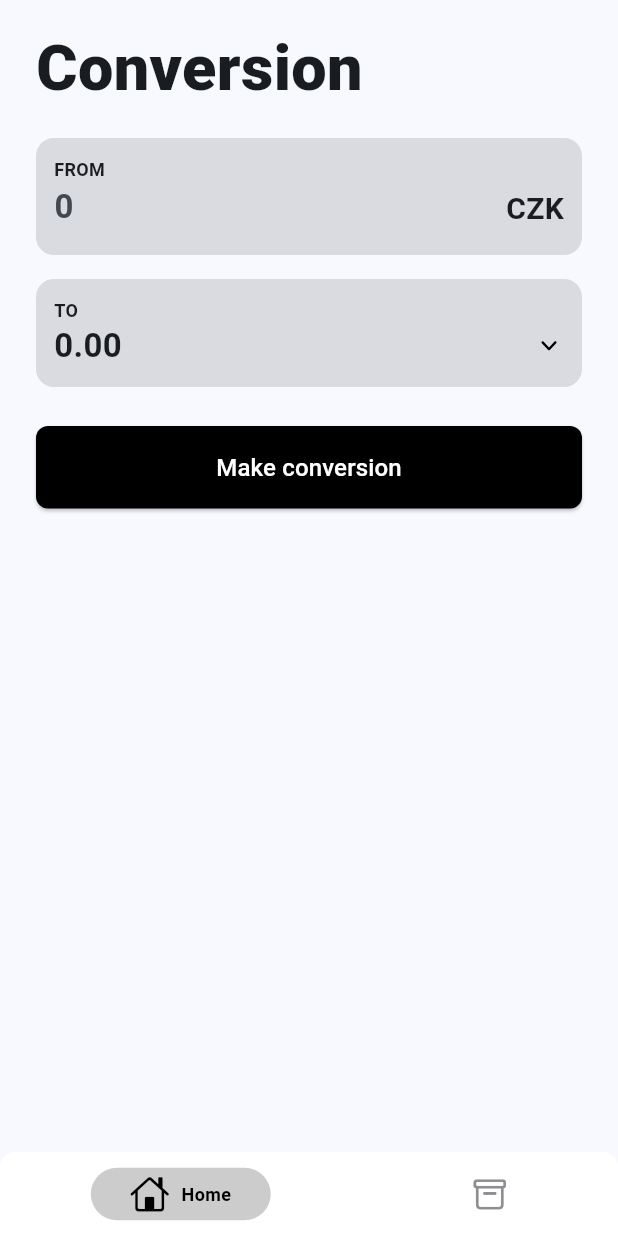
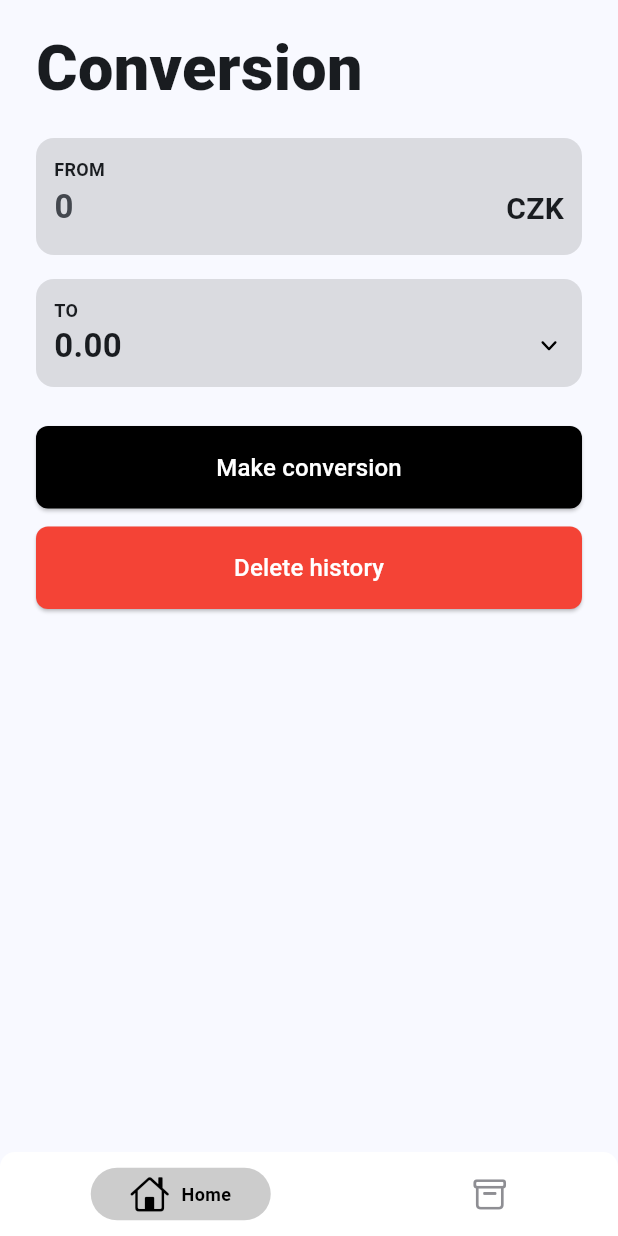
Before and after one commit to simon-ne/currency-converter, a Flutter app: the screen it shows after launch, on a phone screen of 412 x 824 dp. Run offline on Flutter 3.47's test engine with Material 2 defaults, Android fonts, the light colour scheme and no system bars; drawn by our look-alikes of countup, persistent_bottom_nav_bar; our stand-ins replace flutter_dotenv, flutter_riverpod, flutter_svg, shared_preferences; network calls fail.

Commit message:
delete history button, bugfixes

```diff
--- a/lib/main.dart
+++ b/lib/main.dart
@@ -1,8 +1,8 @@
+import 'package:currency_converter/screens/history_screen/history.dart';
+import 'package:currency_converter/screens/home_screen/home.dart';
 import 'package:flutter/cupertino.dart';
 import 'package:flutter/material.dart';
 import 'package:flutter_riverpod/flutter_riverpod.dart';
-import 'package:my_app/screens/history_screen/history.dart';
-import 'package:my_app/screens/home_screen/home.dart';
 import 'package:flutter_dotenv/flutter_dotenv.dart';
 
 import 'package:persistent_bottom_nav_bar/persistent_tab_view.dart';
--- a/lib/screens/history_screen/conversion_history_tile.dart
+++ b/lib/screens/history_screen/conversion_history_tile.dart
@@ -2,7 +2,7 @@
 
 import 'package:flutter/cupertino.dart';
 import 'package:flutter/material.dart';
-import 'package:my_app/utils/conversion.dart';
+import 'package:currency_converter/utils/conversion.dart';
 
 class ConversionHistoryTile extends StatelessWidget {
   final Conversion conversion;
--- a/lib/screens/home_screen/conversion_input_from.dart
+++ b/lib/screens/home_screen/conversion_input_from.dart
@@ -1,7 +1,7 @@
 import 'package:flutter/material.dart';
 import 'package:flutter_riverpod/flutter_riverpod.dart';
-import 'package:my_app/states/conversion_controller/conversion_controller_provider.dart';
-import 'package:my_app/states/value_from_controller/value_from_controller.dart';
+import 'package:currency_converter/states/conversion_controller/conversion_controller_provider.dart';
+import 'package:currency_converter/states/value_from_controller/value_from_controller.dart';
 
 class ConversionInputFrom extends ConsumerStatefulWidget {
   final List<String> currencies;
@@ -81,6 +81,7 @@ class _ConversionInputFromState extends ConsumerState<ConversionInputFrom> {
                       onChanged: (valueFrom) {
                         conversionController.updateConversionState(
                           valueFrom: valueFrom,
+                          valueTo: 0.0,
                         );
                       },
                     ),
--- a/lib/screens/home_screen/conversion_input_to.dart
+++ b/lib/screens/home_screen/conversion_input_to.dart
@@ -1,7 +1,8 @@
+import 'package:countup/countup.dart';
 import 'package:flutter/material.dart';
 import 'package:flutter_riverpod/flutter_riverpod.dart';
 import 'package:flutter_svg/flutter_svg.dart';
-import 'package:my_app/states/conversion_controller/conversion_controller_provider.dart';
+import 'package:currency_converter/states/conversion_controller/conversion_controller_provider.dart';
 
 class ConversionInputTo extends StatelessWidget {
   final List<String> currencies;
@@ -38,8 +39,13 @@ class ConversionInputTo extends StatelessWidget {
               Row(
                 mainAxisAlignment: MainAxisAlignment.spaceBetween,
                 children: [
-                  Text(
-                    currentConversion.valueTo.toStringAsFixed(2),
+                  Countup(
+                    begin: 0,
+                    end: currentConversion.valueTo,
+                    curve: Curves.bounceOut,
+                    precision: 2,
+                    duration: Duration(milliseconds: 350),
+                    separator: ',',
                     style: const TextStyle(
                       fontSize: 22,
                       fontWeight: FontWeight.w600,
@@ -58,6 +64,7 @@ class ConversionInputTo extends StatelessWidget {
                     onChanged: (String? toCurrency) {
                       conversionController.updateConversionState(
                         toCurrency: toCurrency,
+                        valueTo: 0.0,
                       );
                     },
                     icon: SvgPicture.asset('assets/icons/chevron-down.svg'),
--- a/lib/screens/home_screen/home.dart
+++ b/lib/screens/home_screen/home.dart
@@ -1,12 +1,13 @@
+import 'package:currency_converter/states/delete_conversion_history.dart';
 import 'package:flutter/material.dart';
 import 'package:flutter_riverpod/flutter_riverpod.dart';
-import 'package:my_app/screens/home_screen/conversion_input_from.dart';
-import 'package:my_app/screens/home_screen/conversion_input_to.dart';
-import 'package:my_app/services/conversion_history_service.dart';
-import 'package:my_app/services/currency_converter_service.dart';
-import 'package:my_app/states/conversion_controller/conversion_controller_provider.dart';
-import 'package:my_app/states/fetch_currencies.dart';
-import 'package:my_app/states/save_conversion.dart';
+import 'package:currency_converter/screens/home_screen/conversion_input_from.dart';
+import 'package:currency_converter/screens/home_screen/conversion_input_to.dart';
+import 'package:currency_converter/services/conversion_history_service.dart';
+import 'package:currency_converter/services/currency_converter_service.dart';
+import 'package:currency_converter/states/conversion_controller/conversion_controller_provider.dart';
+import 'package:currency_converter/states/fetch_currencies.dart';
+import 'package:currency_converter/states/save_conversion.dart';
 
 class HomeScreen extends ConsumerStatefulWidget {
   const HomeScreen({Key? key}) : super(key: key);
@@ -22,16 +23,18 @@ class HomeScreenState extends ConsumerState<HomeScreen> {
   @override
   Widget build(BuildContext context) {
     var conversionController = ref.watch(conversionControllerProvider.notifier);
-    // var currentConversion = conversionController.currentConversion;
+    var currentCovnersion = ref.watch(conversionControllerProvider);
     var fetchCurrencyProvider = ref.watch(fetchCurrenciesProvider);
 
     return Scaffold(
       body: SafeArea(
+        child: SingleChildScrollView(
           child: Padding(
             padding: const EdgeInsets.only(
               top: 16,
               right: 24,
               left: 24,
+              bottom: 32,
             ),
             child: fetchCurrencyProvider.when(
               data: (currencies) {
@@ -54,8 +57,9 @@ class HomeScreenState extends ConsumerState<HomeScreen> {
                       width: double.infinity,
                       child: ElevatedButton(
                         style: ElevatedButton.styleFrom(
-                        backgroundColor: Colors.black,
-                        padding: EdgeInsets.all(16.0),
+                          backgroundColor:
+                              currentCovnersion.valueTo == 0.0 ? Colors.black : Colors.black38,
+                          padding: const EdgeInsets.all(16.0),
                           shape: RoundedRectangleBorder(
                             borderRadius: BorderRadius.circular(8),
                           ),
@@ -78,7 +82,26 @@ class HomeScreenState extends ConsumerState<HomeScreen> {
                         ),
                       ),
                     ),
-
+                    const SizedBox(height: 12),
+                    SizedBox(
+                      width: double.infinity,
+                      child: ElevatedButton(
+                        style: ElevatedButton.styleFrom(
+                          backgroundColor: Colors.red,
+                          padding: const EdgeInsets.all(16.0),
+                          shape: RoundedRectangleBorder(
+                            borderRadius: BorderRadius.circular(8),
+                          ),
+                        ),
+                        onPressed: () async {
+                          await ref.read(deleteConversionHistoryProvider.future);
+                        },
+                        child: const Text(
+                          'Delete history',
+                          style: TextStyle(color: Colors.white, fontSize: 16),
+                        ),
+                      ),
+                    ),
                   ],
                 );
               },
@@ -87,6 +110,7 @@ class HomeScreenState extends ConsumerState<HomeScreen> {
             ),
           ),
         ),
+      ),
     );
   }
 }
--- a/lib/services/conversion_history_service.dart
+++ b/lib/services/conversion_history_service.dart
@@ -1,5 +1,5 @@
 import 'dart:convert';
-import 'package:my_app/utils/conversion.dart';
+import 'package:currency_converter/utils/conversion.dart';
 import 'package:shared_preferences/shared_preferences.dart';
 
 class ConversionHistoryService {
@@ -27,7 +27,17 @@ class ConversionHistoryService {
     final List<Conversion> history = jsonList.map((json) {
       return Conversion.fromJson(json);
     }).toList();
-    print(history);
     return history;
   }
+
+  Future<void> deleteConversionHistory() async {
+    var history = await loadConversionHistory();
+
+    if (history.isEmpty) {
+      return;
+    }
+
+    final prefs = await SharedPreferences.getInstance();
+    await prefs.remove(_key);
+  }
 }
--- a/lib/states/conversion_controller/conversion_controller_provider.dart
+++ b/lib/states/conversion_controller/conversion_controller_provider.dart
@@ -1,6 +1,6 @@
 import 'package:flutter_riverpod/flutter_riverpod.dart';
-import 'package:my_app/states/conversion_controller/conversion_controller.dart';
-import 'package:my_app/utils/conversion.dart';
+import 'package:currency_converter/states/conversion_controller/conversion_controller.dart';
+import 'package:currency_converter/utils/conversion.dart';
 
 // final conversionControllerProvider = Provider<ConversionController>((ref) {
 //   return ConversionController();
--- a/lib/states/fetch_conversion_history.dart
+++ b/lib/states/fetch_conversion_history.dart
@@ -1,6 +1,6 @@
 import 'package:flutter_riverpod/flutter_riverpod.dart';
-import 'package:my_app/services/conversion_history_service.dart';
-import 'package:my_app/utils/conversion.dart';
+import 'package:currency_converter/services/conversion_history_service.dart';
+import 'package:currency_converter/utils/conversion.dart';
 
 final fetchConversionHistoryProvider = FutureProvider.autoDispose<List<Conversion>>((ref) async {
   ConversionHistoryService conversionHistoryService = ConversionHistoryService();
--- a/lib/states/fetch_currencies.dart
+++ b/lib/states/fetch_currencies.dart
@@ -16,10 +16,14 @@ final fetchCurrenciesProvider = FutureProvider.autoDispose<List<String>>((ref) a
     if (response.statusCode == 200) {
       final data = json.decode(response.body);
       final Map<String, dynamic> currenciesJson = data['data'];
+
+      if (currenciesJson.containsKey('CZK')) {
+        currenciesJson.remove('CZK');
+      }
+
       return currenciesJson.keys.toList();
     }
   } catch (e) {
-    // Handle errors here, such as network issues or invalid API responses.
     return [];
   }
 
--- a/lib/states/save_conversion.dart
+++ b/lib/states/save_conversion.dart
@@ -1,7 +1,7 @@
 import 'package:flutter_riverpod/flutter_riverpod.dart';
-import 'package:my_app/services/conversion_history_service.dart';
-import 'package:my_app/states/fetch_conversion_history.dart';
-import 'package:my_app/utils/conversion.dart';
+import 'package:currency_converter/services/conversion_history_service.dart';
+import 'package:currency_converter/states/fetch_conversion_history.dart';
+import 'package:currency_converter/utils/conversion.dart';
 
 final saveConversionProvider = FutureProvider.autoDispose.family<void, Conversion>((
   ref,
--- a/pubspec.yaml
+++ b/pubspec.yaml
@@ -1,5 +1,5 @@
-name: my_app
-description: A new Flutter project.
+name: currency_converter
+description: A simple flutter app for converting CZK to other currencies.
 # The following line prevents the package from being accidentally published to
 # pub.dev using `flutter pub publish`. This is preferred for private packages.
 publish_to: 'none' # Remove this line if you wish to publish to pub.dev
@@ -36,6 +36,7 @@ dependencies:
   flutter_riverpod: ^2.4.1
   flutter_dotenv: ^5.1.0
   flutter_svg: ^2.0.7
+  countup: ^0.1.4
 
 
   # The following adds the Cupertino Icons font to your application.
```
Also changed, not shown: lib/screens/history_screen/history.dart (+4 -4 lines), lib/states/conversion_controller/conversion_controller.dart (+13 -2 lines), lib/states/delete_conversion_history.dart (added, +9 -0 lines), pubspec.lock, 16 other files. Lines whose indentation alone changed are shown as unchanged.
